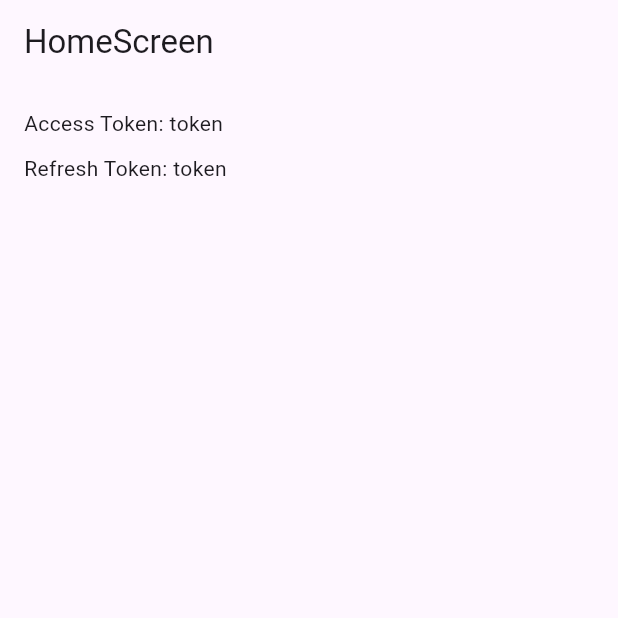
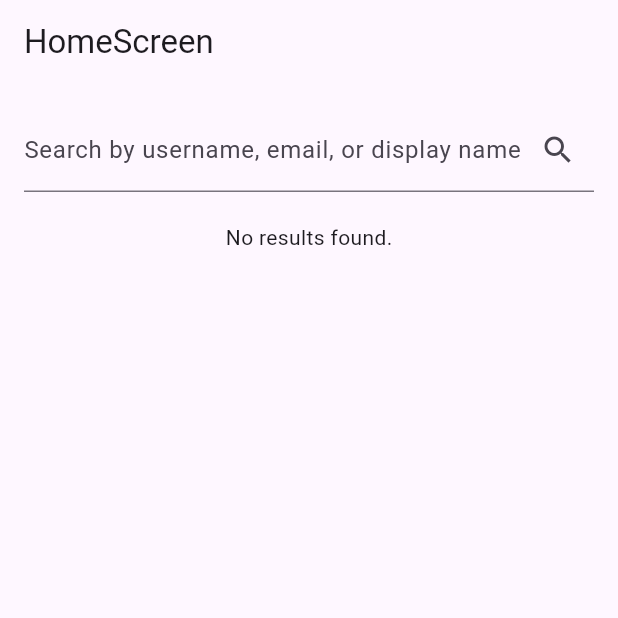
Before and after one commit to NV-Phong/PingMe, a Flutter app: the HomeScreen screen opened directly, on a phone screen of 412 x 824 dp, the top half of it. Run offline on Flutter 3.47's test engine with Material 3 defaults, Android fonts, the light colour scheme and no system bars; our stand-ins replace dio, flutter_dotenv, flutter_secure_storage, fluttertoast; accounts and stored records are empty.

Commit message:
FIX - interceptor loop infinity

```diff
--- a/lib/config/interceptor_api.dart
+++ b/lib/config/interceptor_api.dart
@@ -5,11 +5,12 @@ import 'token_storage.dart';
 class InterceptorAPI {
   late Dio _dio;
   final TokenStorage _tokenStorage = TokenStorage();
+  final Dio _refreshDio = Dio(); // Tạo một Dio instance riêng cho refresh token
 
   InterceptorAPI() {
     _dio = Dio(
       BaseOptions(
-        baseUrl: EnvConfig.serverURL,
+        baseUrl: EnvConfig.serverURL, // Cấu hình base URL
         connectTimeout: const Duration(seconds: 10),
         receiveTimeout: const Duration(seconds: 10),
       ),
@@ -33,15 +34,21 @@ class InterceptorAPI {
         onError: (DioException error, handler) async {
           // Xử lý lỗi, ví dụ: refresh token khi gặp lỗi 401
           if (error.response?.statusCode == 401) {
+            print('Lỗi 401: Unauthorized - Token có thể đã hết hạn.');
+
             // Lấy refresh token từ TokenStorage
             String? refreshToken = await _tokenStorage.getRefreshToken();
 
             if (refreshToken != null) {
               try {
-                // Gửi request làm mới token
-                final refreshResponse = await _dio.post(
-                  '/auth/refresh', // Endpoint để refresh token
-                  data: {'refresh_token': refreshToken},
+                // Gửi request làm mới token bằng _refreshDio
+                final refreshResponse = await _refreshDio.post(
+                  '${EnvConfig.serverURL}/auth/refresh-token',
+                  options: Options(
+                    headers: {
+                      'Authorization': 'Bearer $refreshToken',
+                    },
+                  ),
                 );
 
                 // Lưu token mới
@@ -63,11 +70,13 @@ class InterceptorAPI {
 
                 return handler.resolve(retryResponse);
               } catch (refreshError) {
-                // Xử lý khi refresh token thất bại
+                print(
+                    'Lỗi khi refresh token: ${refreshError.toString()}'); // Log lỗi refresh token
                 return handler.next(refreshError as DioException);
               }
             }
           }
+          print('Lỗi khác: ${error.response?.statusCode} - ${error.message}');
           return handler.next(error);
         },
       ),
--- a/lib/routes/home_route.dart
+++ b/lib/routes/home_route.dart
@@ -2,6 +2,7 @@ import 'package:flutter/material.dart';
 import 'package:pingme/layout/layout.dart';
 import 'package:pingme/screens/beta/home_screen.dart';
 import 'package:pingme/screens/beta/login_screen.dart';
+import 'package:pingme/screens/beta/profile_screen.dart';
 import 'package:pingme/screens/beta/register_screen.dart';
 import 'package:pingme/screens/env_screen.dart';
 import 'package:pingme/screens/splash_screen.dart';
@@ -13,6 +14,7 @@ class HomeRoutes {
     '/auth/login': (context) => const LoginScreen(),
     '/auth/register': (context) => const RegisterScreen(),
     '/home': (context) => const Layout(body: HomeScreen()),
+    '/user/profile': (context) => const Layout(body: ProfileScreen()),
     '/testAPI': (context) => const Layout(body: TestAPIScreen()),
     '/enviroment-variable': (context) =>
         const Layout(body: EnviromentVariable()),
--- a/lib/screens/beta/home_screen.dart
+++ b/lib/screens/beta/home_screen.dart
@@ -1,5 +1,5 @@
 import 'package:flutter/material.dart';
-import 'package:pingme/config/token_storage.dart';
+import 'package:pingme/services/search_user_api.dart';
 
 class HomeScreen extends StatefulWidget {
   const HomeScreen({super.key});
@@ -9,25 +9,28 @@ class HomeScreen extends StatefulWidget {
 }
 
 class _HomeScreenState extends State<HomeScreen> {
-  String accessToken = '';
-  String refreshToken = '';
+  final TextEditingController _searchController = TextEditingController();
+  List<Map<String, String>> _searchResults = [];
 
-  @override
-  void initState() {
-    super.initState();
-    _loadTokens();
-  }
+  // Tạo instance của UserService
+  final SearchUserAPI _userService = SearchUserAPI();
 
-  // Hàm lấy và hiển thị token
-  Future<void> _loadTokens() async {
-    final tokenStorage = TokenStorage();
-    final loadedAccessToken = await tokenStorage.getAccessToken();
-    final loadedRefreshToken = await tokenStorage.getRefreshToken();
-
-    setState(() {
-      accessToken = loadedAccessToken ?? 'No Access Token Found';
-      refreshToken = loadedRefreshToken ?? 'No Refresh Token Found';
-    });
+  // Phương thức tìm kiếm người dùng
+  void _searchUsers() async {
+    String keyword = _searchController.text.trim();
+    if (keyword.isNotEmpty) {
+      try {
+        // Gọi phương thức tìm kiếm và cập nhật kết quả
+        List<Map<String, String>> users =
+            await _userService.searchUsersByKeyword(keyword);
+        setState(() {
+          _searchResults = users;
+        });
+      } catch (e) {
+        // Xử lý lỗi nếu có
+        print('Error: $e');
+      }
+    }
   }
 
   @override
@@ -39,11 +42,36 @@ class _HomeScreenState extends State<HomeScreen> {
       body: Padding(
         padding: const EdgeInsets.all(16.0),
         child: Column(
-          crossAxisAlignment: CrossAxisAlignment.start,
           children: [
-            Text('Access Token: $accessToken'),
-            const SizedBox(height: 10),
-            Text('Refresh Token: $refreshToken'),
+            // TextField để người dùng nhập từ khóa tìm kiếm
+            TextField(
+              controller: _searchController,
+              decoration: InputDecoration(
+                labelText: 'Search by username, email, or display name',
+                suffixIcon: IconButton(
+                  icon: const Icon(Icons.search),
+                  onPressed:
+                      _searchUsers, // Gọi hàm tìm kiếm khi nhấn vào nút tìm kiếm
+                ),
+              ),
+            ),
+            const SizedBox(height: 20),
+            // Hiển thị kết quả tìm kiếm
+            _searchResults.isEmpty
+                ? const Text('No results found.')
+                : Expanded(
+                    child: ListView.builder(
+                      itemCount: _searchResults.length,
+                      itemBuilder: (context, index) {
+                        final user = _searchResults[index];
+                        return ListTile(
+                          title: Text(user['displayName'] ?? 'No Name'),
+                          subtitle: Text(user['email'] ?? 'No Email'),
+                          trailing: Text(user['username'] ?? 'No Username'),
+                        );
+                      },
+                    ),
+                  ),
           ],
         ),
       ),
--- a/lib/services/test_api.dart
+++ b/lib/services/test_api.dart
@@ -1,4 +1,3 @@
-import 'package:pingme/config/env_config.dart';
 import 'package:pingme/config/interceptor_api.dart';
 
 class ApiService {
@@ -8,7 +7,7 @@ class ApiService {
 
   Future<String> getHello() async {
     try {
-      final response = await _interceptorAPI.dio.get('${EnvConfig.serverURL}/');
+      final response = await _interceptorAPI.dio.get('/');
 
       if (response.statusCode == 200) {
         return response.data;
```
Also changed, not shown: lib/layout/navigationbar.dart (+11 -8 lines), lib/screens/beta/profile_screen.dart (added, +22 -0 lines), lib/services/search_user_api.dart (added, +36 -0 lines).
